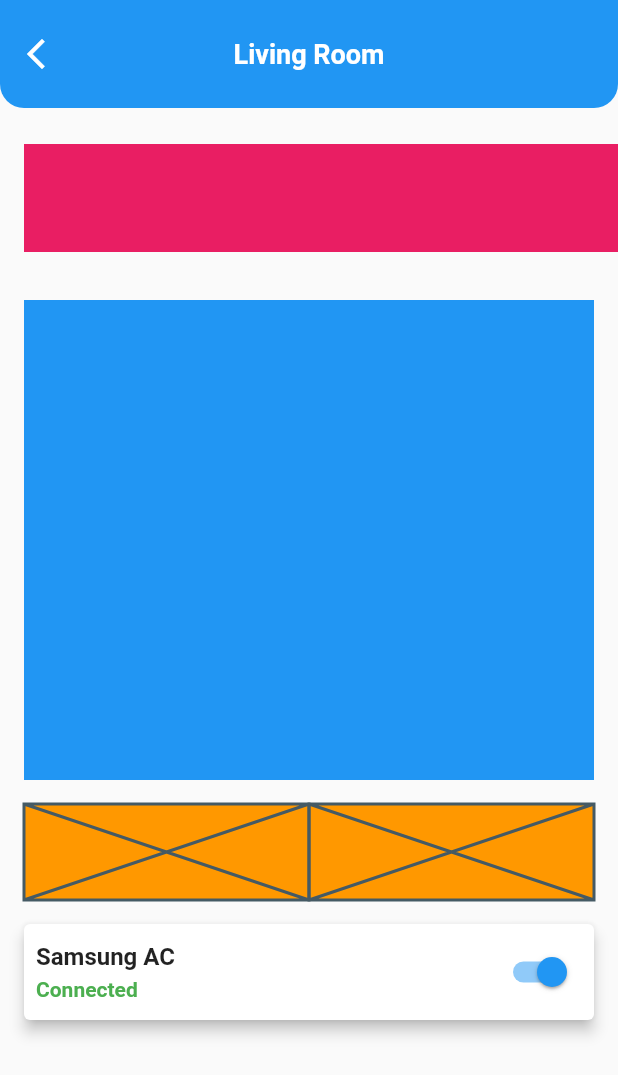
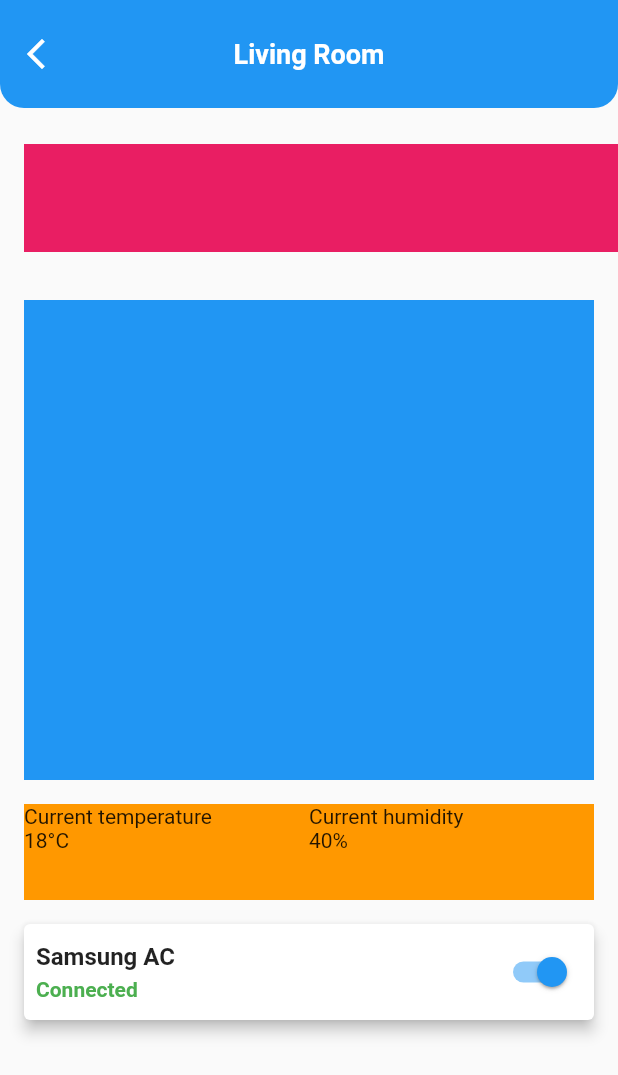
Before and after one commit to JAICHANGPARK/flutter_notebook_18th_story, a Flutter app: the screen it shows after launch, on a phone screen of 412 x 824 dp. Shown: the top 1075 px of the screen. Run offline on Flutter 3.47's test engine with Material 2 defaults, Android fonts, the phone set to English and light mode, and no system bars; our stand-ins replace cached_network_image, dotted_border, flutter_lorem, flutter_riverpod, flutter_svg, freezed_annotation and 4 more.

Commit message:
Update smart_home_control_page.dart

```diff
--- a/lib/ep1098_smart_home_ui/src/smart_home_control_page.dart
+++ b/lib/ep1098_smart_home_ui/src/smart_home_control_page.dart
@@ -72,9 +72,21 @@ class _SmartHomeControlPageState extends State<SmartHomeControlPage> {
                 height: 64,
                 color: Colors.orange,
                 child: Row(
-                  children: [
-                    Expanded(child: Placeholder()),
-                    Expanded(child: Placeholder()),
+                  children:  [
+                    Expanded(child: Column(
+                      crossAxisAlignment: CrossAxisAlignment.start,
+                      children: const [
+                        Text("Current temperature"),
+                        Text("18°C"),
+                      ],
+                    )),
+                    Expanded(child: Column(
+                      crossAxisAlignment: CrossAxisAlignment.start,
+                      children: const [
+                        Text("Current humidity"),
+                        Text("40%"),
+                      ],
+                    )),
                   ],
                 ),
               ),
@@ -89,7 +101,7 @@ class _SmartHomeControlPageState extends State<SmartHomeControlPage> {
                     children: [
                       Column(
                         crossAxisAlignment: CrossAxisAlignment.start,
-                        children: [
+                        children: const [
                           Text(
                             "Samsung AC",
                             style: TextStyle(
```
